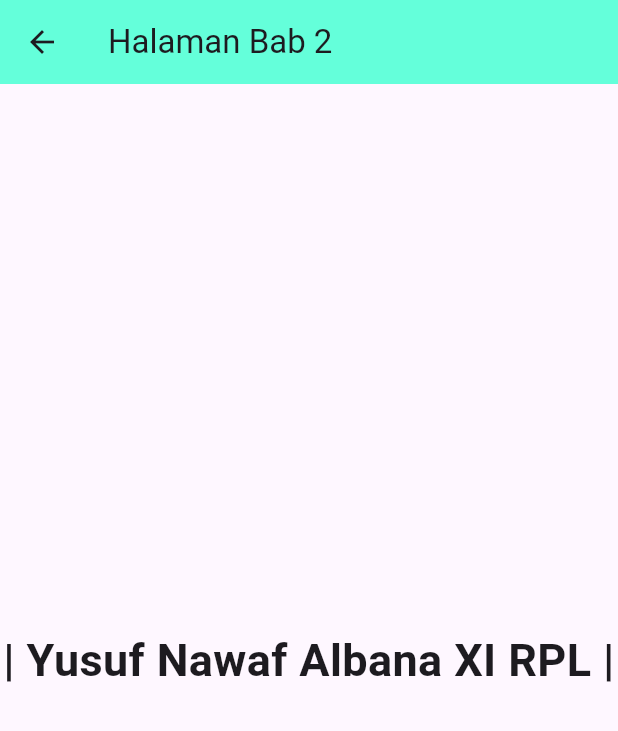
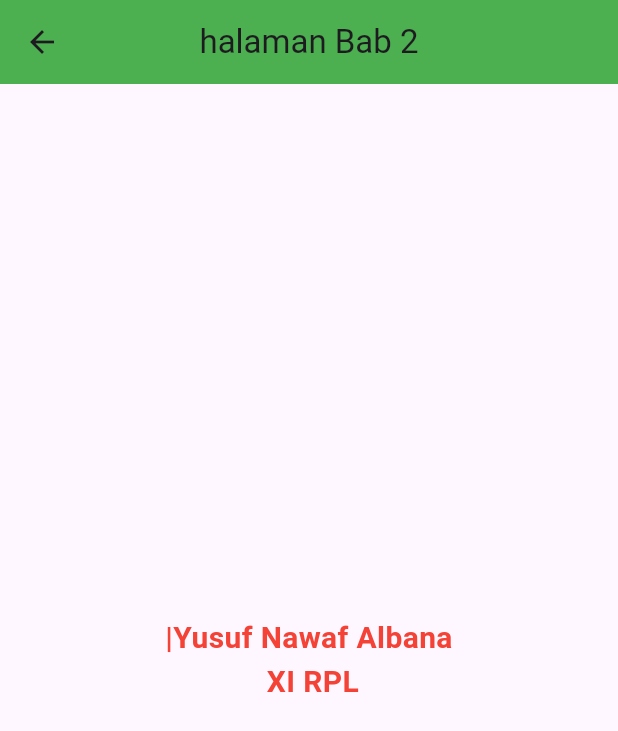
Before and after one commit to YusufxAlbana/Flutter, a Flutter app: the Bab2 screen opened by its route, on a phone screen of 412 x 824 dp. Shown: the top 731 px of the screen. Run offline on Flutter 3.47's test engine with Material 3 defaults, Android fonts, the phone set to English and light mode, and no system bars.

Commit message:
nyoba Ulang Bab 2

```diff
--- a/lib/pages/bab_2.dart
+++ b/lib/pages/bab_2.dart
@@ -9,19 +9,21 @@ class Bab2 extends StatelessWidget {
   Widget build(BuildContext context) {
     return Scaffold(
       appBar: AppBar(
-        title: const Text('Halaman Bab 2'),
-        backgroundColor: Colors.tealAccent,
+        title: const Text ('halaman Bab 2'),
+        centerTitle: true,
+        backgroundColor: Colors.green,
       ),
-       body: const Center(
-        child: Text(
-          '| Yusuf Nawaf Albana XI RPL |',
-          textAlign: TextAlign.center,
-          style: TextStyle(
-            fontSize: 30, // Ukuran font lebih besar
-            fontWeight: FontWeight.bold,
-          ),
+    body: Center(
+      child: Text(
+        '|Yusuf Nawaf Albana \n XI RPL',
+        textAlign: TextAlign.center,
+        style: TextStyle(
+          fontSize: 20,
+          color: Colors.red,
+          fontWeight: FontWeight.bold,
         ),
       ),
+    ),
     );
   }
 }
```
